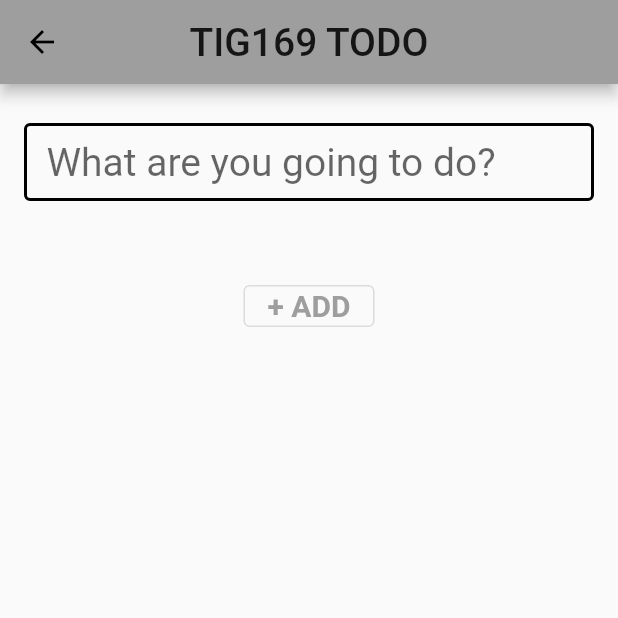
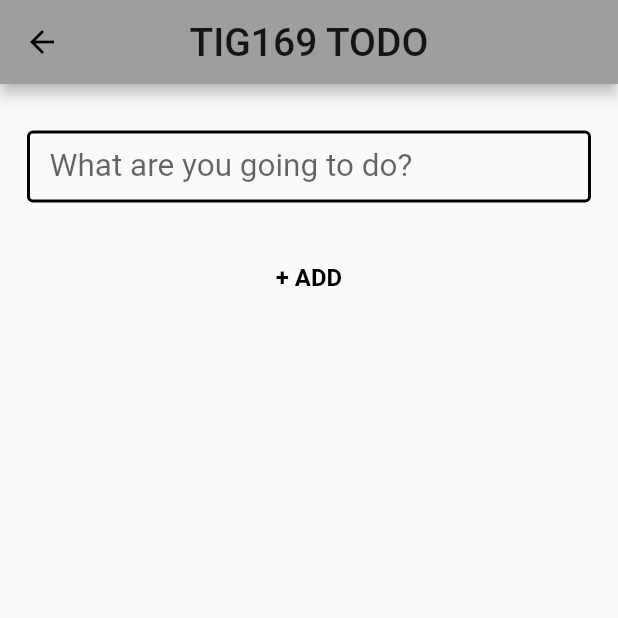
Before and after one commit to gu-tig169/gusschais, a Flutter app: the AddTaskView screen opened directly, on a phone screen of 412 x 824 dp, the top half of it. Run offline on Flutter 3.47's test engine with Material 2 defaults, Android fonts, the phone set to English and light mode, and no system bars.

Commit message:
Lite UI fix

```diff
--- a/lib/AddTaskView.dart
+++ b/lib/AddTaskView.dart
@@ -32,13 +32,13 @@ class AddTaskState extends State<AddTaskView> {
 
 @override
 Widget build(BuildContext context) {
-  var outLinedButton = OutlinedButton(
+  var textButton = TextButton(
     onPressed: () {
       Navigator.pop(context, TaskItem(input: input, status: status));
     },
     child: Text(
       '+ ADD',
-      style: TextStyle(fontWeight: FontWeight.bold, fontSize: 20.0),
+      style: TextStyle(fontWeight: FontWeight.bold, fontSize: 16.0, color: Colors.black),
     ),
   );
   return Scaffold(
@@ -52,10 +52,10 @@ Widget build(BuildContext context) {
         mainAxisAlignment: MainAxisAlignment.start,
         crossAxisAlignment: CrossAxisAlignment.center,
         children: [
-          Container(height: 10),
+          Container(height: 15),
           _textField(),
-          Container(height: 50),
-          outLinedButton,
+          Container(height: 30),
+          textButton,
         ],
       ),
     ),
@@ -64,11 +64,11 @@ Widget build(BuildContext context) {
 
  Widget _textField() {
     return Container(
-      margin: EdgeInsets.only(left: 16, right: 16, top: 16),
+      margin: EdgeInsets.only(left: 18, right: 18, top: 16),
       width: 500.0,
       child: TextField(
         style: TextStyle(
-          fontSize: 26.0,
+          fontSize: 21.0,
         ),
         controller: textEditingController,
         decoration: InputDecoration(
```
